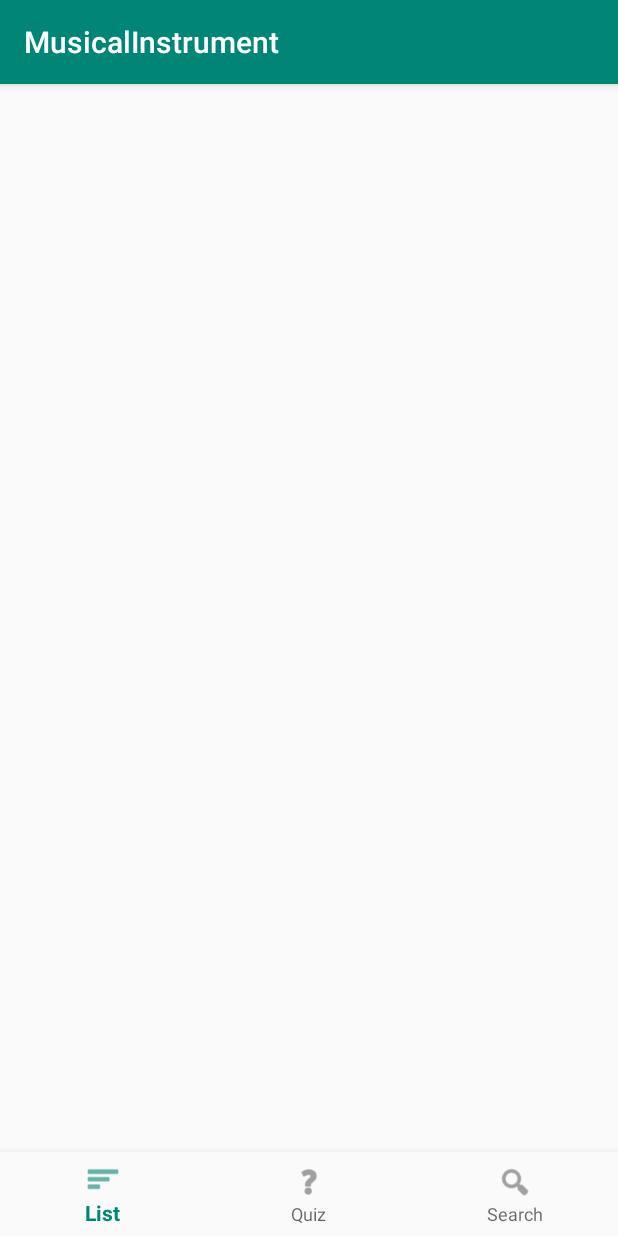
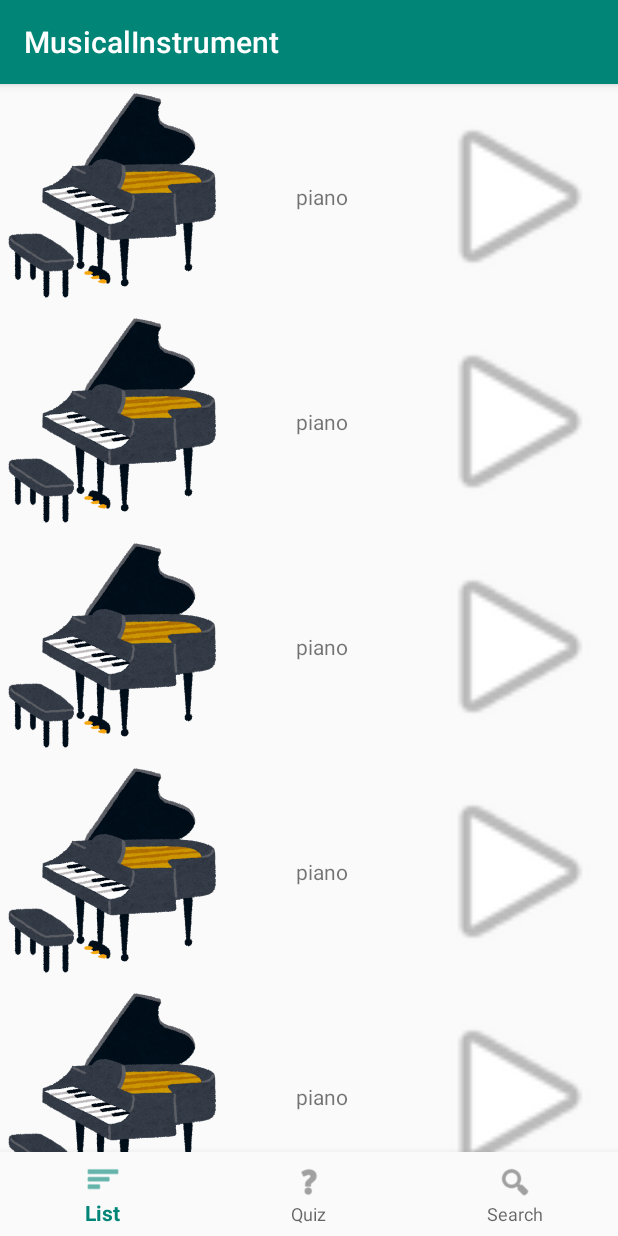
Before and after one commit to bk1411389/musical_instrument, an Android app: the screen it shows after launch (MainActivity), on a phone screen of 412 x 824 dp. Run offline under Robolectric (Android 15) with nearby library versions, the phone set to English and light mode, and no system bars.

Commit message:
画面遷移できた、音再生できてない

```diff
--- a/app/src/main/AndroidManifest.xml
+++ b/app/src/main/AndroidManifest.xml
@@ -9,11 +9,11 @@
             android:roundIcon="@mipmap/ic_launcher_round"
             android:supportsRtl="true"
             android:theme="@style/AppTheme">
-        <activity android:name=".ListActivity">
+        <activity android:name=".ListFlagment">
         </activity>
-        <activity android:name=".SearchActivity">
+        <activity android:name=".SearchFlagment">
         </activity>
-        <activity android:name=".QuizActivity">
+        <activity android:name=".QuizFlagment">
         </activity>
         <activity
                 android:name=".MainActivity"
--- /dev/null
+++ b/app/src/main/java/com/lifeistech/android/musicalinstrument/Inst.kt
@@ -0,0 +1,3 @@
+package values
+
+data class Inst (val imageId: Int, val name: String, val musicId: Int)
--- /dev/null
+++ b/app/src/main/java/com/lifeistech/android/musicalinstrument/InstListAdapter.kt
@@ -0,0 +1,37 @@
+package com.lifeistech.android.musicalinstrument
+
+import android.content.Context
+import android.media.AudioManager
+import android.media.SoundPool
+import android.support.v7.widget.RecyclerView
+import android.view.LayoutInflater
+import android.view.View
+import android.view.ViewGroup
+import android.widget.ImageView
+import android.widget.TextView
+import values.Inst
+
+class InstListAdapter(private val context: Context, private val instList: List<Inst>) :
+        RecyclerView.Adapter<InstListAdapter.InstListViewHolder>() {
+
+            private val sound : SoundPool = SoundPool(1, AudioManager.STREAM_MUSIC, 0)
+
+            class InstListViewHolder(view: View) : RecyclerView.ViewHolder(view) {
+                val imageView: ImageView = view.findViewById(R.id.imageView)
+                val explainView: TextView = view.findViewById(R.id.explainView)
+                val playView: ImageView = view.findViewById(R.id.playView)
+            }
+
+        override fun onCreateViewHolder(parent: ViewGroup, viewType: Int): InstListViewHolder =
+            InstListViewHolder(LayoutInflater.from(context).inflate(R.layout.items, parent, false))
+
+        override fun getItemCount(): Int = instList.size
+
+        override fun onBindViewHolder(holder: InstListViewHolder, position: Int) {
+            holder.imageView.setImageResource(instList[position].imageId)
+            holder.explainView.text = instList[position].name
+//            holder.playView.setOnClickListener {
+//                sound.play
+//            }
+        }
+    }
--- a/app/src/main/java/com/lifeistech/android/musicalinstrument/ListActivity.kt
+++ /dev/null
@@ -1,29 +0,0 @@
-package com.lifeistech.android.musicalinstrument
-
-import android.support.v7.app.AppCompatActivity
-import android.os.Bundle
-import android.support.v4.app.Fragment
-import android.view.LayoutInflater
-import android.view.View
-import android.view.ViewGroup
-import android.widget.ArrayAdapter
-import android.widget.ListView
-import kotlinx.android.synthetic.main.activity_list.*
-
-class ListActivity : Fragment() {
-
-    private val instList = listOf("a","i","u")
-    private lateinit var listView: ListView
-
-    override fun onCreateView(inflater: LayoutInflater, container: ViewGroup?, savedInstanceState: Bundle?): View? {
-
-//        listView = findViewById(R.id.listView)
-//        listView.setOnItemClickListener{parent, v, position, id ->
-//            /* タップ時の挙動 */
-//        }
-//
-//        val adapter = ArrayAdapter<String>(this, android.R.layout.simple_list_item_1, instList)
-//        listView.adapter = adapter
-        return  inflater.inflate(R.layout.activity_list, container, false)
-    }
-}
--- /dev/null
+++ b/app/src/main/java/com/lifeistech/android/musicalinstrument/ListFlagment.kt
@@ -0,0 +1,34 @@
+package com.lifeistech.android.musicalinstrument
+
+import android.content.Context
+import android.media.AudioManager
+import android.media.SoundPool
+import android.os.Bundle
+import android.support.v4.app.Fragment
+import android.support.v7.widget.LinearLayoutManager
+import android.support.v7.widget.RecyclerView
+import android.view.LayoutInflater
+import android.view.View
+import android.view.ViewGroup
+import kotlinx.android.synthetic.main.flagment_list.*
+import values.Inst
+
+class ListFlagment : Fragment() {
+    val instList = mutableListOf<Inst>()
+
+    override fun onCreateView(inflater: LayoutInflater, container: ViewGroup?, savedInstanceState: Bundle?): View? {
+
+        val view:View = inflater.inflate(R.layout.flagment_list, container, false)
+        val cxt : Context = view.context
+        val recyclerView = view.findViewById<RecyclerView>(R.id.recyclerView)
+
+        for (i in 0..10) {
+            instList.add(Inst(R.drawable.music_piano, "piano", R.raw.VSQ_JINGLE_030_logo_piano))
+        }
+
+        recyclerView.adapter = InstListAdapter(cxt, instList)
+        recyclerView.layoutManager = LinearLayoutManager(cxt)
+
+        return  view
+    }
+}
--- a/app/src/main/java/com/lifeistech/android/musicalinstrument/MainActivity.kt
+++ b/app/src/main/java/com/lifeistech/android/musicalinstrument/MainActivity.kt
@@ -3,9 +3,6 @@ package com.lifeistech.android.musicalinstrument
 import android.os.Bundle
 import android.support.design.widget.BottomNavigationView
 import android.support.v7.app.AppCompatActivity
-import android.widget.ArrayAdapter
-import android.widget.ListView
-import android.widget.TextView
 
 class MainActivity : AppCompatActivity() {
 
@@ -14,19 +11,19 @@ class MainActivity : AppCompatActivity() {
         when (item.itemId) {
             R.id.navigation_list -> {
                 supportFragmentManager.beginTransaction()
-                    .replace(R.id.linearLayout, ListActivity())
+                    .replace(R.id.linearLayout, ListFlagment())
                     .commit()
                 return@OnNavigationItemSelectedListener true
             }
             R.id.navigation_quiz -> {
                 supportFragmentManager.beginTransaction()
-                    .replace(R.id.linearLayout, QuizActivity())
+                    .replace(R.id.linearLayout, QuizFlagment())
                     .commit()
                 return@OnNavigationItemSelectedListener true
             }
             R.id.navigation_search -> {
                 supportFragmentManager.beginTransaction()
-                    .replace(R.id.linearLayout, SearchActivity())
+                    .replace(R.id.linearLayout, SearchFlagment())
                     .commit()
                 return@OnNavigationItemSelectedListener true
             }
@@ -43,7 +40,7 @@ class MainActivity : AppCompatActivity() {
 
         //初期表示
         supportFragmentManager.beginTransaction()
-            .replace(R.id.linearLayout, ListActivity())
+            .replace(R.id.linearLayout, ListFlagment())
             .commit()
     }
 }
--- a/app/src/main/java/com/lifeistech/android/musicalinstrument/QuizActivity.kt
+++ b/app/src/main/java/com/lifeistech/android/musicalinstrument/QuizFlagment.kt
@@ -6,8 +6,8 @@ import android.view.LayoutInflater
 import android.view.View
 import android.view.ViewGroup
 
-class QuizActivity : Fragment() {
+class QuizFlagment : Fragment() {
     override fun onCreateView(inflater: LayoutInflater, container: ViewGroup?, savedInstanceState: Bundle?): View? {
-        return  inflater.inflate(R.layout.activity_quiz, container, false)
+        return  inflater.inflate(R.layout.flagment_quiz, container, false)
     }
 }
--- a/app/src/main/java/com/lifeistech/android/musicalinstrument/SearchActivity.kt
+++ b/app/src/main/java/com/lifeistech/android/musicalinstrument/SearchFlagment.kt
@@ -1,15 +1,14 @@
 package com.lifeistech.android.musicalinstrument
 
-import android.support.v7.app.AppCompatActivity
 import android.os.Bundle
 import android.support.v4.app.Fragment
 import android.view.LayoutInflater
 import android.view.View
 import android.view.ViewGroup
 
-class SearchActivity : Fragment() {
+class SearchFlagment : Fragment() {
 
     override fun onCreateView(inflater: LayoutInflater, container: ViewGroup?, savedInstanceState: Bundle?): View? {
-        return  inflater.inflate(R.layout.activity_list, container, false)
+        return  inflater.inflate(R.layout.flagment_search, container, false)
     }
 }
--- a/app/src/main/res/layout/activity_list.xml
+++ /dev/null
@@ -1,15 +0,0 @@
-<?xml version="1.0" encoding="utf-8"?>
-<LinearLayout
-        xmlns:android="http://schemas.android.com/apk/res/android"
-        xmlns:tools="http://schemas.android.com/tools"
-        xmlns:app="http://schemas.android.com/apk/res-auto"
-        android:layout_width="match_parent"
-        android:layout_height="match_parent"
-        tools:context=".ListActivity" android:orientation="vertical" android:id="@+id/linearLayout">
-
-    <ListView
-            android:layout_width="match_parent"
-            android:layout_height="match_parent" android:id="@+id/listView" app:layout_constraintTop_toTopOf="parent"
-            app:layout_constraintBottom_toBottomOf="parent" app:layout_constraintStart_toStartOf="parent"
-            app:layout_constraintEnd_toEndOf="parent"/>
-</LinearLayout>
--- a/app/src/main/res/layout/activity_search.xml
+++ b/app/src/main/res/layout/flagment_list.xml
@@ -5,10 +5,9 @@
         xmlns:app="http://schemas.android.com/apk/res-auto"
         android:layout_width="match_parent"
         android:layout_height="match_parent"
-        tools:context=".SearchActivity" android:orientation="vertical" android:id="@+id/linearLayout">
+        tools:context=".ListFlagment" android:orientation="vertical" android:id="@+id/linearLayout">
 
-    <TextView
-            android:text="ここはsearchActivity"
+    <android.support.v7.widget.RecyclerView
             android:layout_width="match_parent"
-            android:layout_height="match_parent" android:id="@+id/textView" android:gravity="center"/>
+            android:layout_height="match_parent" android:id="@+id/recyclerView"/>
 </LinearLayout>
--- a/app/src/main/res/layout/activity_quiz.xml
+++ b/app/src/main/res/layout/flagment_quiz.xml
@@ -5,7 +5,7 @@
         xmlns:app="http://schemas.android.com/apk/res-auto"
         android:layout_width="match_parent"
         android:layout_height="match_parent"
-        tools:context=".QuizActivity" android:orientation="vertical" android:id="@+id/linearLayout">
+        tools:context=".QuizFlagment" android:orientation="vertical" android:id="@+id/linearLayout">
 
     <ImageView
             android:layout_width="200dp"
--- a/app/src/main/res/layout/items.xml
+++ b/app/src/main/res/layout/items.xml
@@ -1,7 +1,7 @@
 <?xml version="1.0" encoding="utf-8"?>
 <LinearLayout xmlns:android="http://schemas.android.com/apk/res/android"
               xmlns:app="http://schemas.android.com/apk/res-auto" android:layout_width="match_parent"
-              android:layout_height="match_parent">
+              android:layout_height="150dp">
 
     <ImageView
             android:layout_width="50dp"
```
Also changed, not shown: app/src/main/res/layout/flagment_search.xml (added, +14 -0 lines), 2 other files.
